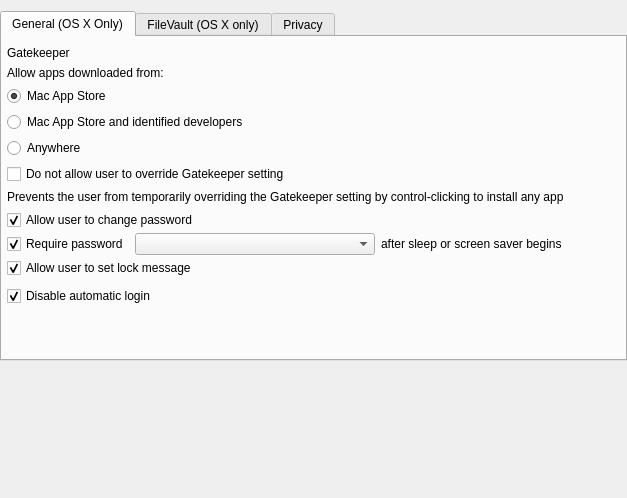
The window that FWAdminLib/Configurator/SPForm.ui (fw-dev/translations) describes before a commit, drawn with Qt 5.
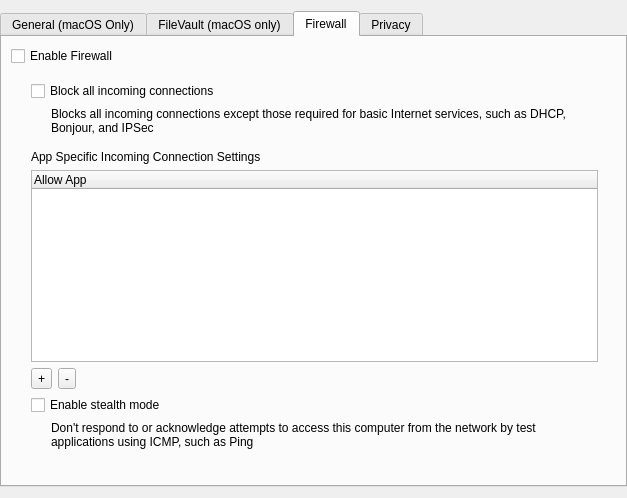
The same window after the commit. The open tabs and pages were chosen to show the change. Custom widgets are drawn as their Qt base class.

Diff of the .ui file:
```diff
--- a/FWAdminLib/Configurator/SPForm.ui
+++ b/FWAdminLib/Configurator/SPForm.ui
@@ -27,7 +27,7 @@
      </property>
      <widget class="QWidget" name="tab">
       <attribute name="title">
-       <string>General (OS X Only)</string>
+       <string>General (macOS Only)</string>
       </attribute>
       <layout class="QVBoxLayout" name="verticalLayout_2">
        <property name="leftMargin">
@@ -74,6 +74,22 @@
          </property>
         </widget>
        </item>
+       <item>
+        <spacer name="verticalSpacer_6">
+         <property name="orientation">
+          <enum>Qt::Vertical</enum>
+         </property>
+         <property name="sizeType">
+          <enum>QSizePolicy::Minimum</enum>
+         </property>
+         <property name="sizeHint" stdset="0">
+          <size>
+           <width>20</width>
+           <height>5</height>
+          </size>
+         </property>
+        </spacer>
+       </item>
        <item>
         <widget class="QCheckBox" name="noOverrideGkCb">
          <property name="text">
@@ -91,6 +107,22 @@
          </property>
         </widget>
        </item>
+       <item>
+        <spacer name="verticalSpacer_7">
+         <property name="orientation">
+          <enum>Qt::Vertical</enum>
+         </property>
+         <property name="sizeType">
+          <enum>QSizePolicy::Minimum</enum>
+         </property>
+         <property name="sizeHint" stdset="0">
+          <size>
+           <width>20</width>
+           <height>5</height>
+          </size>
+         </property>
+        </spacer>
+       </item>
        <item>
         <layout class="QVBoxLayout" name="verticalLayoutForCheckBoxes">
          <property name="spacing">
@@ -99,6 +131,9 @@
          <property name="leftMargin">
           <number>0</number>
          </property>
+         <property name="bottomMargin">
+          <number>0</number>
+         </property>
          <item>
           <layout class="QHBoxLayout" name="horizontalLayoutAllowChangePassword">
            <property name="topMargin">
@@ -208,7 +243,7 @@
      </widget>
      <widget class="QWidget" name="tab_3">
       <attribute name="title">
-       <string>FileVault (OS X only)</string>
+       <string>FileVault (macOS only)</string>
       </attribute>
       <layout class="QVBoxLayout" name="verticalLayout_5">
        <item>
@@ -346,6 +381,149 @@
        </item>
       </layout>
      </widget>
+     <widget class="QWidget" name="tabFirewall">
+      <attribute name="title">
+       <string>Firewall</string>
+      </attribute>
+      <layout class="QVBoxLayout" name="verticalLayout_7">
+       <item>
+        <widget class="QCheckBox" name="checkBoxEnableFirewall">
+         <property name="text">
+          <string>Enable Firewall</string>
+         </property>
+        </widget>
+       </item>
+       <item>
+        <widget class="QWidget" name="widgetEnableFirewall" native="true">
+         <layout class="QVBoxLayout" name="verticalLayout_8">
+          <property name="leftMargin">
+           <number>20</number>
+          </property>
+          <item>
+           <widget class="QCheckBox" name="checkBoxBlockAllIncomingConnections">
+            <property name="text">
+             <string>Block all incoming connections</string>
+            </property>
+           </widget>
+          </item>
+          <item>
+           <layout class="QVBoxLayout" name="verticalLayout_10">
+            <property name="leftMargin">
+             <number>20</number>
+            </property>
+            <item>
+             <widget class="QLabel" name="lTipBlocksAllIncomingConnections">
+              <property name="text">
+               <string>Blocks all incoming connections except those required for basic Internet services, such as DHCP, Bonjour, and IPSec</string>
+              </property>
+              <property name="wordWrap">
+               <bool>true</bool>
+              </property>
+             </widget>
+            </item>
+           </layout>
+          </item>
+          <item>
+           <widget class="QWidget" name="widgetBlockAllIncomingConnections" native="true">
+            <layout class="QVBoxLayout" name="verticalLayout_9">
+             <property name="leftMargin">
+              <number>0</number>
+             </property>
+             <item>
+              <widget class="QLabel" name="labelAppSpecific">
+               <property name="text">
+                <string>App Specific Incoming Connection Settings</string>
+               </property>
+              </widget>
+             </item>
+             <item>
+              <widget class="StyledTreeWidget" name="treeWidgetAllowApp">
+               <property name="indentation">
+                <number>0</number>
+               </property>
+               <column>
+                <property name="text">
+                 <string>Allow App</string>
+                </property>
+               </column>
+              </widget>
+             </item>
+             <item>
+              <layout class="QHBoxLayout" name="horizontalLayout_2">
+               <item>
+                <widget class="QToolButton" name="toolButtonAddApp">
+                 <property name="text">
+                  <string>+</string>
+                 </property>
+                </widget>
+               </item>
+               <item>
+                <widget class="QToolButton" name="toolButtonRemoveApp">
+                 <property name="text">
+                  <string>-</string>
+                 </property>
+                </widget>
+               </item>
+               <item>
+                <spacer name="horizontalSpacer">
+                 <property name="orientation">
+                  <enum>Qt::Horizontal</enum>
+                 </property>
+                 <property name="sizeHint" stdset="0">
+                  <size>
+                   <width>40</width>
+                   <height>20</height>
+                  </size>
+                 </property>
+                </spacer>
+               </item>
+              </layout>
+             </item>
+             <item>
+              <widget class="QCheckBox" name="checkBoxEnableStealthMode">
+               <property name="text">
+                <string>Enable stealth mode</string>
+               </property>
+              </widget>
+             </item>
+             <item>
+              <layout class="QVBoxLayout" name="verticalLayout_11">
+               <property name="leftMargin">
+                <number>20</number>
+               </property>
+               <item>
+                <widget class="QLabel" name="lTipDontRespondTo">
+                 <property name="text">
+                  <string>Don't respond to or acknowledge attempts to access this computer from the network by test applications using ICMP, such as Ping</string>
+                 </property>
+                 <property name="wordWrap">
+                  <bool>true</bool>
+                 </property>
+                </widget>
+               </item>
+              </layout>
+             </item>
+            </layout>
+           </widget>
+          </item>
+         </layout>
+        </widget>
+       </item>
+       <item>
+        <spacer name="verticalSpacer_5">
+         <property name="orientation">
+          <enum>Qt::Vertical</enum>
+         </property>
+         <property name="sizeHint" stdset="0">
+          <size>
+           <width>20</width>
+           <height>40</height>
+          </size>
+         </property>
+        </spacer>
+       </item>
+      </layout>
+     </widget>
      <widget class="QWidget" name="tab_2">
       <attribute name="title">
        <string>Privacy</string>
@@ -393,6 +571,13 @@
    </item>
   </layout>
  </widget>
+ <customwidgets>
+  <customwidget>
+   <class>StyledTreeWidget</class>
+   <extends>QTreeWidget</extends>
+   <header>FileWaveGuiLib/styledviews/styledtreeview.h</header>
+  </customwidget>
+ </customwidgets>
  <resources/>
  <connections/>
  <buttongroups>
```
Left out of the diff: 23 changed lines with no effect on the pictures.
